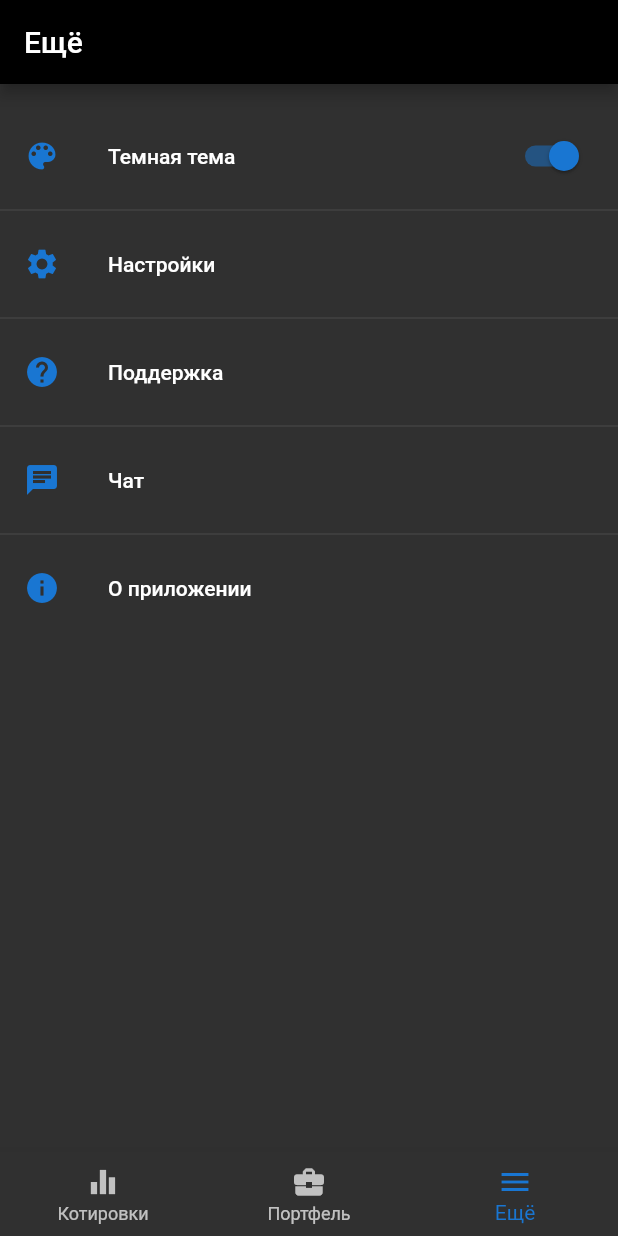
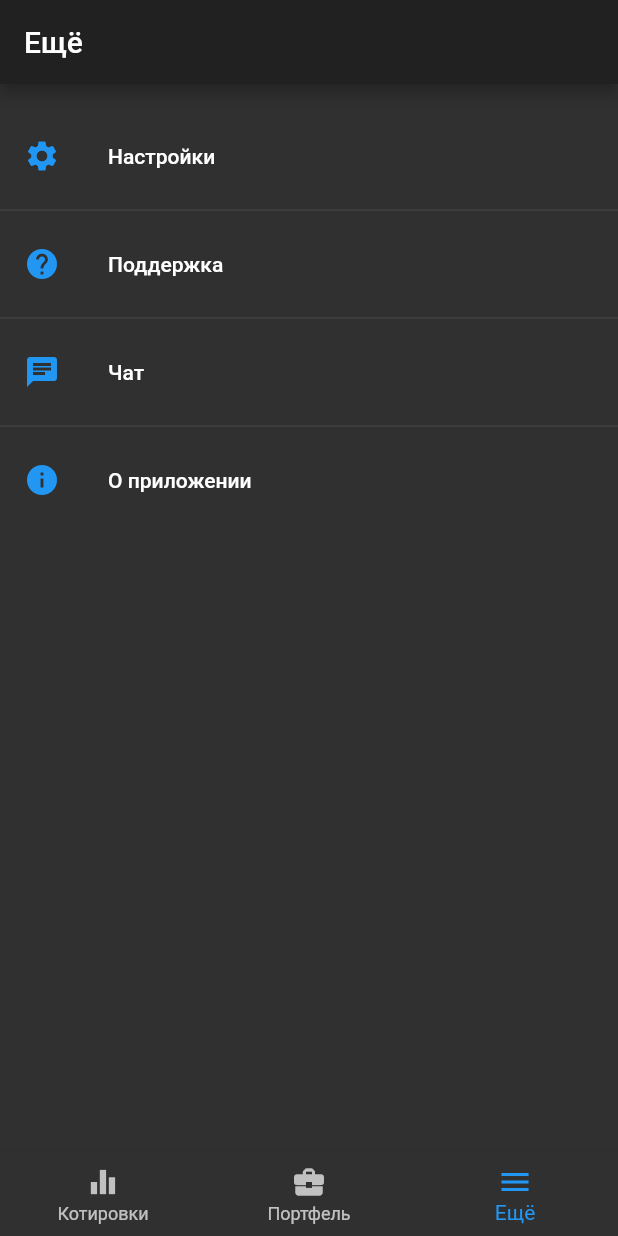
Before and after one commit to kolesnikov-sergey/flex, a Flutter app: the screen it shows after launch, item 3 of the bottom bar chosen, on a phone screen of 412 x 824 dp. Run offline on Flutter 3.47's test engine with Material 2 defaults, Android fonts, the phone set to English and light mode, and no system bars; our stand-ins replace charts_flutter; missing offline and left inert: appcenter, appcenter_analytics, appcenter_crashes; network calls fail.

Commit message:
save only dark theme

```diff
--- a/lib/main.dart
+++ b/lib/main.dart
@@ -1,4 +1,3 @@
-import 'package:dynamic_theme/dynamic_theme.dart';
 import 'package:flutter/material.dart';
 import 'package:appcenter/appcenter.dart';
 import 'package:appcenter_analytics/appcenter_analytics.dart';
@@ -18,29 +17,20 @@ void main() {
 class TradingApp extends StatelessWidget {
   @override
   Widget build(BuildContext context) {
-    final primaryColor = Color(0xFF1976d2);
+    final primaryColor = Colors.blue;
 
-    return new DynamicTheme(
-      defaultBrightness: Brightness.dark,
-      data: (brightness) => new ThemeData(
-        platform: TargetPlatform.android,
+    return MaterialApp(
+      title: 'flex',
+      theme: ThemeData(
         accentColor: primaryColor,
-        brightness: brightness,
-        primaryColor: brightness == Brightness.dark ? Colors.black : primaryColor,
+        brightness: Brightness.dark,
         toggleableActiveColor: primaryColor,
-        buttonColor: primaryColor,
-        textTheme: TextTheme().apply()
+        buttonColor: primaryColor
       ),
-      themedWidgetBuilder: (context, theme) {
-        return MaterialApp(
-          title: 'flex',
-          theme: theme,
-          initialRoute: '/',
-          routes: {
-            '/' : (context) => Home()
-          },
-        );
-      }
+      initialRoute: '/',
+      routes: {
+        '/' : (context) => Home()
+      },
     );
   }
 }
--- a/lib/views/account/account_info.dart
+++ b/lib/views/account/account_info.dart
@@ -16,7 +16,7 @@ class AccountInfo extends StatelessWidget {
           NumberCurrency(
             value: 100000.34,
             currency: 'RUB',
-            style: Theme.of(context).textTheme.title.apply(color: Colors.white),
+            style: Theme.of(context).textTheme.title,
           ),
           Padding(padding: EdgeInsets.only(left: 10)),
           NumberCurrency(
--- a/lib/views/more/more.dart
+++ b/lib/views/more/more.dart
@@ -1,4 +1,3 @@
-import 'package:dynamic_theme/dynamic_theme.dart';
 import 'package:flutter/material.dart';
 
 import 'option.dart';
@@ -13,17 +12,6 @@ class More extends StatelessWidget {
       body: ListView(
         children: <Widget>[
           Padding(padding: EdgeInsets.all(10)),
-          Option(
-            text: 'Темная тема',
-            icon: Icons.color_lens,
-            trailing: Switch(
-              value: Theme.of(context).brightness == Brightness.dark,
-              onChanged: (value) {
-                DynamicTheme.of(context).setBrightness(value ? Brightness.dark: Brightness.light);
-              }
-            ),
-          ),
-          Divider(),
           Option(
             text: 'Настройки',
             icon: Icons.settings,
--- a/lib/views/order/buy_sell_info.dart
+++ b/lib/views/order/buy_sell_info.dart
@@ -22,7 +22,7 @@ class BuySellInfo extends StatelessWidget {
               children: [
                 Text(
                   'Покупка:',
-                  style: Theme.of(context).textTheme.subhead.apply(color: Colors.white),
+                  style: Theme.of(context).textTheme.subhead,
                 ),
                 Padding(padding: EdgeInsets.only(left: 10)),
                 NumberCurrency(
@@ -39,7 +39,7 @@ class BuySellInfo extends StatelessWidget {
               children: [
                 Text(
                   'Продажа:',
-                  style: Theme.of(context).textTheme.subhead.apply(color: Colors.white),
+                  style: Theme.of(context).textTheme.subhead,
                 ),
                 Padding(padding: EdgeInsets.only(left: 10)),
                 NumberCurrency(
--- a/pubspec.yaml
+++ b/pubspec.yaml
@@ -18,7 +18,6 @@ dependencies:
 
   http: ^0.12.0
   charts_flutter: ^0.6.0
-  dynamic_theme: ^1.0.1
   appcenter: ^0.2.1
   appcenter_analytics: ^0.2.1
   appcenter_crashes: ^0.2.1
```
Also changed, not shown: lib/views/order/order_type_select.dart (deleted, +0 -46 lines), lib/views/security/chart/chart.dart (+8 -12 lines).
